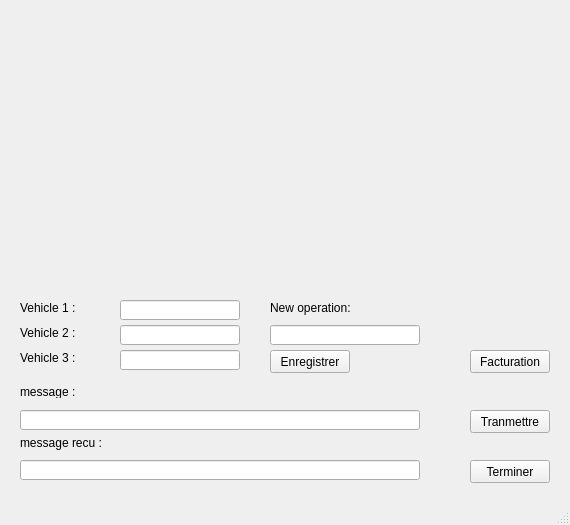
This is manager.ui in wget/hepl-2-unix as Qt 5 draws it before an edit. The edited form follows.
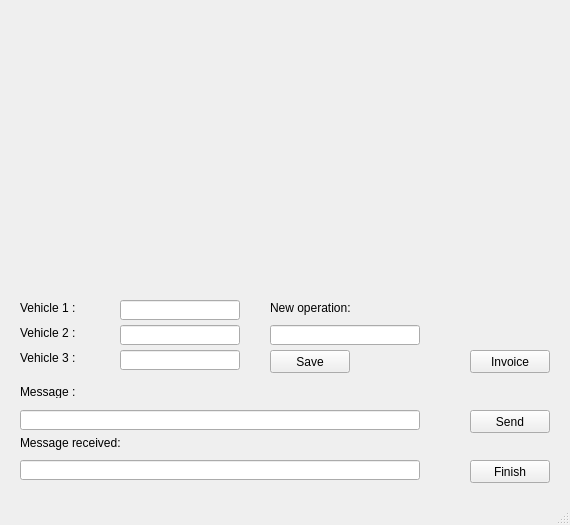
This is the edited form.

Commit message: Fix XML corruption and ui fields nàt translated in English

```diff
--- a/manager.ui
+++ b/manager.ui
@@ -102,7 +102,7 @@
      </rect>
     </property>
     <property name="text">
-     <string>message :</string>
+     <string>Message :</string>
     </property>
    </widget>
    <widget class="QLineEdit" name="lineMessage">
@@ -148,7 +148,7 @@
      </rect>
     </property>
     <property name="text">
-     <string>Enregistrer</string>
+     <string>Save</string>
     </property>
    </widget>
    <widget class="QPushButton" name="SendButton">
@@ -161,7 +161,7 @@
      </rect>
     </property>
     <property name="text">
-     <string>Tranmettre</string>
+     <string>Send</string>
     </property>
    </widget>
    <widget class="QLabel" name="labelMessageReceived">
@@ -174,7 +174,7 @@
      </rect>
     </property>
     <property name="text">
-     <string>message recu :</string>
+     <string>Message received:</string>
     </property>
    </widget>
    <widget class="QLineEdit" name="lineMessageReceived">
@@ -200,7 +200,7 @@
      </rect>
     </property>
     <property name="text">
-     <string>Facturation</string>
+     <string>Invoice</string>
     </property>
    </widget>
    <widget class="QPushButton" name="FinishButton">
@@ -213,7 +213,7 @@
      </rect>
     </property>
     <property name="text">
-     <string>Terminer</string>
+     <string>Finish</string>
     </property>
    </widget>
   </widget>
```
The commit also changes 2 other files.
